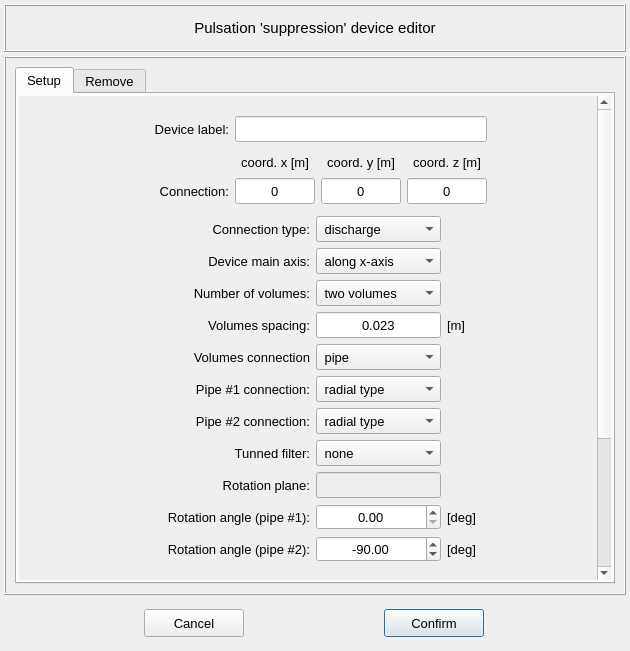
First picture: the form in pulse/interface/ui_files/model/editor/pulsation_suppression_device_input.ui, repository open-pulse/OpenPulse, before the edit.
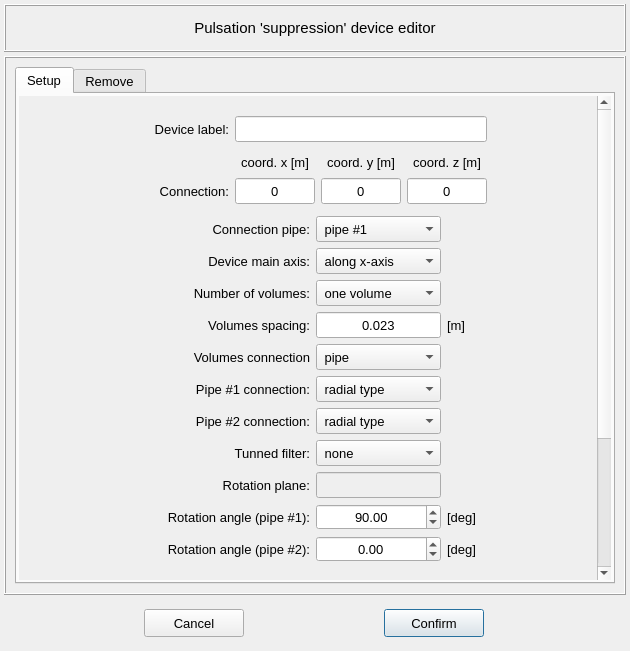
Second picture: the form after the edit.

Diff of the .ui file:
```diff
--- a/pulse/interface/ui_files/model/editor/pulsation_suppression_device_input.ui
+++ b/pulse/interface/ui_files/model/editor/pulsation_suppression_device_input.ui
@@ -245,7 +245,7 @@
              <property name="geometry">
               <rect>
                <x>0</x>
-               <y>-204</y>
+               <y>0</y>
                <width>573</width>
                <height>688</height>
               </rect>
@@ -501,7 +501,7 @@
                    </property>
                    <item>
                     <property name="text">
-                     <string> discharge</string>
+                     <string> pipe #1</string>
                     </property>
                    </item>
                    <item>
@@ -612,7 +612,7 @@
                     </font>
                    </property>
                    <property name="currentIndex">
-                    <number>0</number>
+                    <number>1</number>
                    </property>
                    <item>
                     <property name="text">
@@ -969,7 +969,7 @@
                     </font>
                    </property>
                    <property name="text">
-                    <string>Connection type:</string>
+                    <string>Connection pipe:</string>
                    </property>
                    <property name="alignment">
                     <set>Qt::AlignRight|Qt::AlignTrailing|Qt::AlignVCenter</set>
@@ -1079,6 +1079,15 @@
                    <property name="alignment">
                     <set>Qt::AlignCenter</set>
                    </property>
+                   <property name="minimum">
+                    <double>-180.000000000000000</double>
+                   </property>
+                   <property name="maximum">
+                    <double>180.000000000000000</double>
+                   </property>
+                   <property name="value">
+                    <double>90.000000000000000</double>
+                   </property>
                   </widget>
                  </item>
                  <item row="12" column="2">
@@ -1110,7 +1119,7 @@
                     <double>180.000000000000000</double>
                    </property>
                    <property name="value">
-                    <double>-90.000000000000000</double>
+                    <double>0.000000000000000</double>
                    </property>
                   </widget>
                  </item>
```
Left out of the diff: 824 changed lines with no effect on the pictures.
